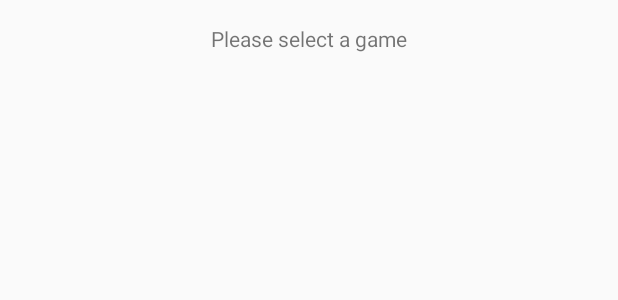
After one commit to J50/Nemosi, an Android app: the layout activity_gaa_main.xml on its own in the app's theme, with its tools: preview values and no code run, on a phone screen of 412 x 824 dp. The commit adds this screen. Shown: the top 300 px of the screen. Run offline under Robolectric (Android 15) with nearby library versions, the phone set to English and light mode, and no system bars.

Commit message:
gaa main activity skeleton and score sender

```diff
--- /dev/null
+++ b/app/src/main/res/layout/activity_gaa_main.xml
@@ -0,0 +1,22 @@
+<?xml version="1.0" encoding="utf-8"?>
+<androidx.constraintlayout.widget.ConstraintLayout xmlns:android="http://schemas.android.com/apk/res/android"
+    xmlns:app="http://schemas.android.com/apk/res-auto"
+    xmlns:tools="http://schemas.android.com/tools"
+    android:layout_width="match_parent"
+    android:layout_height="match_parent"
+    tools:context=".GaaMainActivity">
+
+    <TextView
+        android:id="@+id/gaaSelectPrompt"
+        android:layout_width="wrap_content"
+        android:layout_height="wrap_content"
+        android:layout_marginStart="16dp"
+        android:layout_marginLeft="16dp"
+        android:layout_marginTop="16dp"
+        android:layout_marginEnd="16dp"
+        android:layout_marginRight="16dp"
+        android:text="@string/gaa_select_prompt"
+        app:layout_constraintEnd_toEndOf="parent"
+        app:layout_constraintStart_toStartOf="parent"
+        app:layout_constraintTop_toTopOf="parent" />
+</androidx.constraintlayout.widget.ConstraintLayout>
--- a/app/src/main/res/values/strings.xml
+++ b/app/src/main/res/values/strings.xml
@@ -1,3 +1,4 @@
 <resources>
     <string name="app_name">My Application</string>
+    <string name="gaa_select_prompt">Please select a game</string>
 </resources>
```
Also changed, not shown: app/src/main/AndroidManifest.xml (+8 -2 lines), app/src/main/java/com/cmu/Nemosi/GaaMainActivity.java (added, +14 -0 lines), app/src/main/java/com/cmu/Nemosi/ScoreUtil/ScoreEntry.java (added, +66 -0 lines), app/src/main/java/com/cmu/Nemosi/ScoreUtil/ScoreSender.java (added, +28 -0 lines).
